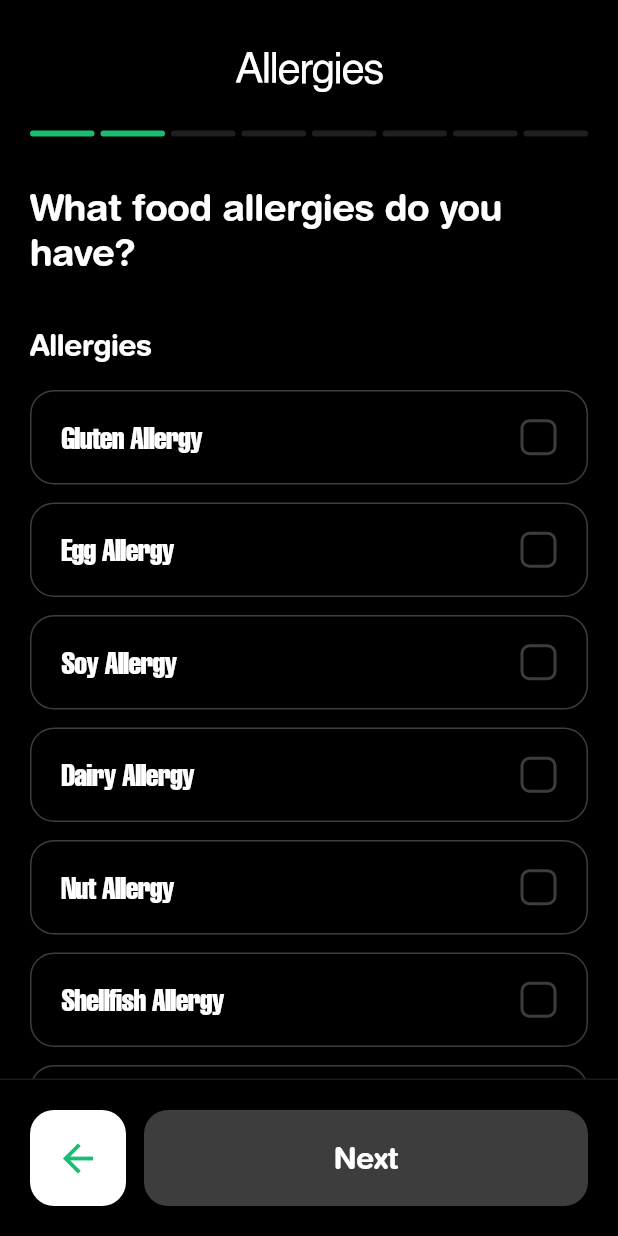
After one commit to zxcfer/smart-meal, a Flutter app: the AllergiesPage screen opened by its route, on a phone screen of 412 x 824 dp. The commit adds this screen. Run offline on Flutter 3.47's test engine with Material 3 defaults, Android fonts, the light colour scheme and no system bars; our stand-ins replace auto_route, dio, equatable, flutter_bloc, flutter_svg, fluttertoast and 3 more.

Commit message:
feat :allergies page added

```diff
--- /dev/null
+++ b/lib/core/presentation/widgets/bottom_bar.dart
@@ -0,0 +1,96 @@
+import 'package:flutter/material.dart';
+import 'package:smart_meal/core/theme/app_colors.dart';
+
+class BottomBar extends StatelessWidget {
+  const BottomBar({
+    super.key,
+    required this.onBackPressed,
+    required this.onNextPressed,
+    this.nextLabel = 'Next',
+    this.backIcon = Icons.arrow_back,
+    this.backIconColor = AppColors.primary,
+    this.backButtonColor = Colors.white,
+  });
+
+  final VoidCallback onBackPressed;
+  final VoidCallback? onNextPressed;
+  final String nextLabel;
+  final IconData backIcon;
+  final Color backIconColor;
+  final Color backButtonColor;
+
+  static const _textStyle = TextStyle(
+    color: Colors.white,
+    fontSize: 20,
+    fontWeight: FontWeight.w600,
+    letterSpacing: -0.5,
+  );
+
+  @override
+  Widget build(BuildContext context) {
+    return Container(
+      padding: const EdgeInsets.all(20),
+      decoration: BoxDecoration(
+        color: Colors.black,
+        border: Border(
+          top: BorderSide(
+            color: Colors.white.withOpacity(0.1),
+          ),
+        ),
+      ),
+      child: Row(
+        children: [
+          Container(
+            width: 64,
+            height: 64,
+            decoration: BoxDecoration(
+              color: backButtonColor,
+              borderRadius: BorderRadius.circular(16),
+            ),
+            child: IconButton(
+              icon: Icon(
+                backIcon,
+                color: backIconColor,
+                size: 30,
+              ),
+              onPressed: onBackPressed,
+            ),
+          ),
+          const SizedBox(width: 12),
+          Expanded(
+            child: Container(
+              height: 64,
+              decoration: BoxDecoration(
+                color:
+                    onNextPressed != null ? AppColors.primary : Colors.white24,
+                borderRadius: BorderRadius.circular(16),
+                boxShadow: onNextPressed != null
+                    ? [
+                        BoxShadow(
+                          color: AppColors.primary.withOpacity(0.3),
+                          blurRadius: 12,
+                          offset: const Offset(0, 4),
+                        ),
+                      ]
+                    : null,
+              ),
+              child: TextButton(
+                onPressed: onNextPressed,
+                style: TextButton.styleFrom(
+                  foregroundColor: Colors.white,
+                  shape: RoundedRectangleBorder(
+                    borderRadius: BorderRadius.circular(16),
+                  ),
+                ),
+                child: Text(
+                  nextLabel,
+                  style: _textStyle,
+                ),
+              ),
+            ),
+          ),
+        ],
+      ),
+    );
+  }
+}
--- a/lib/core/router/app_router.dart
+++ b/lib/core/router/app_router.dart
@@ -1,6 +1,7 @@
 import 'package:auto_route/auto_route.dart';
 import 'package:flutter/material.dart';
 import 'package:smart_meal/features/auth/presentation/pages/activity_level_page.dart';
+import 'package:smart_meal/features/auth/presentation/pages/allergies_page.dart';
 import 'package:smart_meal/features/auth/presentation/pages/login_page.dart';
 import 'package:smart_meal/features/auth/presentation/pages/onboarding_page.dart';
 import 'package:smart_meal/features/auth/presentation/pages/profile_setup_complete_page.dart';
@@ -50,6 +51,11 @@ class AppRouter extends _$AppRouter {
           transitionsBuilder: TransitionsBuilders.slideRight,
           durationInMilliseconds: 400,
         ),
+        CustomRoute(
+          page: AllergiesRoute.page,
+          transitionsBuilder: TransitionsBuilders.fadeIn,
+          durationInMilliseconds: 400,
+        ),
       ];
 
   @override
--- a/lib/features/auth/presentation/pages/activity_level_page.dart
+++ b/lib/features/auth/presentation/pages/activity_level_page.dart
@@ -1,5 +1,7 @@
 import 'package:auto_route/auto_route.dart';
 import 'package:flutter/material.dart';
+import 'package:smart_meal/core/presentation/widgets/bottom_bar.dart';
+import 'package:smart_meal/core/router/app_router.dart';
 import 'package:smart_meal/core/theme/app_colors.dart';
 
 @RoutePage()
@@ -11,9 +13,6 @@ class ActivityLevelPage extends StatefulWidget {
 }
 
 class _ActivityLevelPageState extends State<ActivityLevelPage> {
-  static const _textStyles = _TextStyles();
-  static const _spacing = _Spacing();
-
   ActivityLevel? _selectedLevel;
 
   @override
@@ -53,7 +52,7 @@ class _ActivityLevelPageState extends State<ActivityLevelPage> {
                 ),
               ),
             ),
-            _BottomBar(
+            BottomBar(
               onBackPressed: () => context.router.pop(),
               onNextPressed: _selectedLevel != null ? _handleNext : null,
             ),
@@ -78,7 +77,7 @@ class _ActivityLevelPageState extends State<ActivityLevelPage> {
   }
 
   void _handleNext() {
-    // TODO: Implement next action
+    context.router.push(const AllergiesRoute());
   }
 }
 
@@ -145,13 +144,6 @@ class _TextStyles {
     fontSize: 16,
     height: 1.4,
     letterSpacing: -0.3,
-  );
-
-  static const button = TextStyle(
-    color: Colors.white,
-    fontSize: 20,
-    fontWeight: FontWeight.w600,
-    letterSpacing: -0.5,
   );
 }
 
@@ -278,81 +270,3 @@ class _ActivityOption extends StatelessWidget {
     );
   }
 }
-
-class _BottomBar extends StatelessWidget {
-  const _BottomBar({
-    required this.onBackPressed,
-    required this.onNextPressed,
-  });
-
-  final VoidCallback onBackPressed;
-  final VoidCallback? onNextPressed;
-
-  @override
-  Widget build(BuildContext context) {
-    return Container(
-      padding: const EdgeInsets.all(20),
-      decoration: BoxDecoration(
-        color: Colors.black,
-        border: Border(
-          top: BorderSide(
-            color: Colors.white.withOpacity(0.1),
-          ),
-        ),
-      ),
-      child: Row(
-        children: [
-          Container(
-            width: 64,
-            height: 64,
-            decoration: BoxDecoration(
-              color: Colors.white,
-              borderRadius: BorderRadius.circular(16),
-            ),
-            child: IconButton(
-              icon: const Icon(
-                Icons.arrow_back,
-                color: AppColors.primary,
-                size: 30,
-              ),
-              onPressed: onBackPressed,
-            ),
-          ),
-          const SizedBox(width: 12),
-          Expanded(
-            child: Container(
-              height: 64,
-              decoration: BoxDecoration(
-                color:
-                    onNextPressed != null ? AppColors.primary : Colors.white24,
-                borderRadius: BorderRadius.circular(16),
-                boxShadow: onNextPressed != null
-                    ? [
-                        BoxShadow(
-                          color: AppColors.primary.withOpacity(0.3),
-                          blurRadius: 12,
-                          offset: const Offset(0, 4),
-                        ),
-                      ]
-                    : null,
-              ),
-              child: TextButton(
-                onPressed: onNextPressed,
-                style: TextButton.styleFrom(
-                  foregroundColor: Colors.white,
-                  shape: RoundedRectangleBorder(
-                    borderRadius: BorderRadius.circular(16),
-                  ),
-                ),
-                child: const Text(
-                  'Next',
-                  style: _TextStyles.button,
-                ),
-              ),
-            ),
-          ),
-        ],
-      ),
-    );
-  }
-}
--- /dev/null
+++ b/lib/features/auth/presentation/pages/allergies_page.dart
@@ -0,0 +1,286 @@
+import 'package:auto_route/auto_route.dart';
+import 'package:flutter/material.dart';
+import 'package:fluttertoast/fluttertoast.dart';
+import 'package:smart_meal/core/presentation/widgets/bottom_bar.dart';
+import 'package:smart_meal/core/theme/app_colors.dart';
+
+@RoutePage()
+class AllergiesPage extends StatefulWidget {
+  const AllergiesPage({super.key});
+
+  @override
+  State<AllergiesPage> createState() => _AllergiesPageState();
+}
+
+class _AllergiesPageState extends State<AllergiesPage> {
+  final Set<Allergy> _selectedAllergies = {};
+
+  @override
+  Widget build(BuildContext context) {
+    return Scaffold(
+      backgroundColor: Colors.black,
+      body: SafeArea(
+        child: Column(
+          crossAxisAlignment: CrossAxisAlignment.start,
+          children: [
+            Expanded(
+              child: SingleChildScrollView(
+                child: Padding(
+                  padding: const EdgeInsets.symmetric(horizontal: 20.0),
+                  child: Column(
+                    crossAxisAlignment: CrossAxisAlignment.start,
+                    children: [
+                      const SizedBox(height: 32),
+                      const Center(
+                        child: Text(
+                          'Allergies',
+                          style: _TextStyles.headline,
+                          textAlign: TextAlign.center,
+                        ),
+                      ),
+                      const SizedBox(height: 24),
+                      const _ProgressIndicator(progress: 0.3),
+                      const SizedBox(height: 32),
+                      const Text(
+                        'What food allergies do you have?',
+                        style: _TextStyles.subtitle,
+                      ),
+                      const SizedBox(height: 32),
+                      if (_selectedAllergies.isNotEmpty) ...[
+                        const Text(
+                          'Selected Allergies',
+                          style: _TextStyles.sectionTitle,
+                        ),
+                        const SizedBox(height: 16),
+                        ..._buildSelectedAllergies(),
+                        const SizedBox(height: 32),
+                      ],
+                      const Text(
+                        'Allergies',
+                        style: _TextStyles.sectionTitle,
+                      ),
+                      const SizedBox(height: 16),
+                      ..._buildUnselectedAllergies(),
+                      const SizedBox(height: 20),
+                    ],
+                  ),
+                ),
+              ),
+            ),
+            BottomBar(
+              onBackPressed: () => context.router.pop(),
+              onNextPressed: _selectedAllergies.isNotEmpty ? _handleNext : null,
+            ),
+          ],
+        ),
+      ),
+    );
+  }
+
+  List<Widget> _buildSelectedAllergies() {
+    return _selectedAllergies
+        .map((allergy) => Padding(
+              padding: const EdgeInsets.only(bottom: 12),
+              child: _AllergyOption(
+                title: allergy.title,
+                isSelected: true,
+                onTap: () => _toggleAllergy(allergy),
+              ),
+            ))
+        .toList();
+  }
+
+  List<Widget> _buildUnselectedAllergies() {
+    return Allergy.values
+        .where((allergy) => !_selectedAllergies.contains(allergy))
+        .map((allergy) => Padding(
+              padding: const EdgeInsets.only(bottom: 12),
+              child: _AllergyOption(
+                title: allergy.title,
+                isSelected: false,
+                onTap: () => _toggleAllergy(allergy),
+              ),
+            ))
+        .toList();
+  }
+
+  void _toggleAllergy(Allergy allergy) {
+    setState(() {
+      if (_selectedAllergies.contains(allergy)) {
+        _selectedAllergies.remove(allergy);
+      } else {
+        _selectedAllergies.add(allergy);
+      }
+    });
+  }
+
+  void _handleNext() {
+    // Show a beautiful toast message
+    Fluttertoast.showToast(
+      msg: "NEXT STEP IS UNDER DEVELOPMENT.",
+      toastLength: Toast.LENGTH_SHORT,
+      gravity: ToastGravity.TOP,
+      timeInSecForIosWeb: 2,
+      backgroundColor: AppColors.primary,
+      textColor: Colors.white,
+      fontSize: 16.0,
+    );
+
+    // TODO: Navigate to next screen
+    Future.delayed(const Duration(milliseconds: 1000), () {
+      // context.router.push(const NextRoute());
+    });
+  }
+}
+
+enum Allergy {
+  gluten('Gluten Allergy'),
+  egg('Egg Allergy'),
+  soy('Soy Allergy'),
+  dairy('Dairy Allergy'),
+  nut('Nut Allergy'),
+  shellfish('Shellfish Allergy'),
+  fish('Fish Allergy'),
+  wheat('Wheat Allergy'),
+  corn('Corn Allergy'),
+  sesame('Sesame Allergy'),
+  legume('Legume Allergy'),
+  coconut('Coconut Allergy');
+
+  const Allergy(this.title);
+  final String title;
+}
+
+class _TextStyles {
+  const _TextStyles();
+
+  static const headline = TextStyle(
+    color: Colors.white,
+    fontSize: 28,
+    height: 1.1,
+    letterSpacing: -1,
+  );
+
+  static const subtitle = TextStyle(
+    color: Colors.white,
+    fontSize: 25,
+    fontWeight: FontWeight.w600,
+    height: 1.2,
+    letterSpacing: -0.5,
+  );
+
+  static const sectionTitle = TextStyle(
+    color: Colors.white,
+    fontSize: 20,
+    fontWeight: FontWeight.w600,
+    letterSpacing: -0.5,
+  );
+}
+
+class _ProgressIndicator extends StatelessWidget {
+  const _ProgressIndicator({required this.progress});
+
+  final double progress;
+
+  @override
+  Widget build(BuildContext context) {
+    const totalSegments = 8;
+    const segmentSpacing = 4.0;
+
+    return LayoutBuilder(
+      builder: (context, constraints) {
+        final totalWidth = constraints.maxWidth;
+        final segmentWidth =
+            (totalWidth - (segmentSpacing * (totalSegments - 1))) /
+                totalSegments;
+        final activeSegments = (progress * totalSegments).floor();
+
+        return SizedBox(
+          height: 4,
+          child: Row(
+            children: List.generate(totalSegments, (index) {
+              final isActive = index < activeSegments;
+              return Row(
+                children: [
+                  Container(
+                    width: segmentWidth,
+                    decoration: BoxDecoration(
+                      color: isActive ? AppColors.primary : Colors.white12,
+                      borderRadius: BorderRadius.circular(2),
+                    ),
+                  ),
+                  if (index < totalSegments - 1)
+                    const SizedBox(width: segmentSpacing),
+                ],
+              );
+            }),
+          ),
+        );
+      },
+    );
+  }
+}
+
+class _AllergyOption extends StatelessWidget {
+  const _AllergyOption({
+    required this.title,
+    required this.isSelected,
+    required this.onTap,
+  });
+
+  final String title;
+  final bool isSelected;
+  final VoidCallback onTap;
+
+  @override
+  Widget build(BuildContext context) {
+    return GestureDetector(
+      onTap: onTap,
+      child: Container(
+        padding: const EdgeInsets.symmetric(horizontal: 20, vertical: 16),
+        decoration: BoxDecoration(
+          border: Border.all(
+            color: isSelected ? AppColors.primary : Colors.white24,
+            width: 1,
+          ),
+          borderRadius: BorderRadius.circular(16),
+        ),
+        child: Row(
+          mainAxisAlignment: MainAxisAlignment.spaceBetween,
+          children: [
+            Text(
+              title,
+              style: TextStyle(
+                color: Colors.white,
+                fontSize: 20,
+                fontWeight: FontWeight.w500,
+                letterSpacing: -0.5,
+              ),
+            ),
+            Container(
+              width: 24,
+              height: 24,
+              decoration: BoxDecoration(
+                color: isSelected ? AppColors.primary : Colors.transparent,
+                border: isSelected
+                    ? null
+                    : Border.all(
+                        color: Colors.white24,
+                        width: 2,
+                      ),
+                borderRadius: BorderRadius.circular(6),
+              ),
+              child: isSelected
+                  ? const Icon(
+                      Icons.check,
+                      color: Colors.white,
+                      size: 16,
+                    )
+                  : null,
+            ),
+          ],
+        ),
+      ),
+    );
+  }
+}
--- a/pubspec.yaml
+++ b/pubspec.yaml
@@ -57,6 +57,8 @@ dependencies:
   # Use with the CupertinoIcons class for iOS style icons.
   cupertino_icons: ^1.0.8
   flutter_svg: ^2.0.17
+
+  fluttertoast: ^8.2.4
 
 dev_dependencies:
   flutter_test:
```
Also changed, not shown: lib/core/router/app_router.gr.dart, pubspec.lock, 9 other files.
